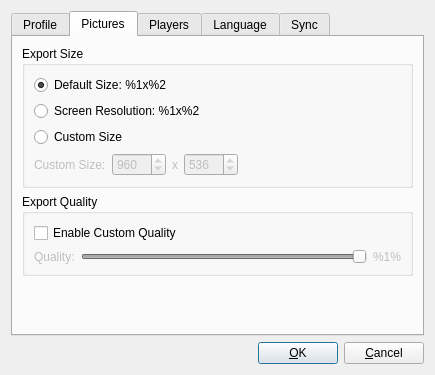
Qt form OptionsDialog.ui (SyDevTeam/gta5view) before a commit.
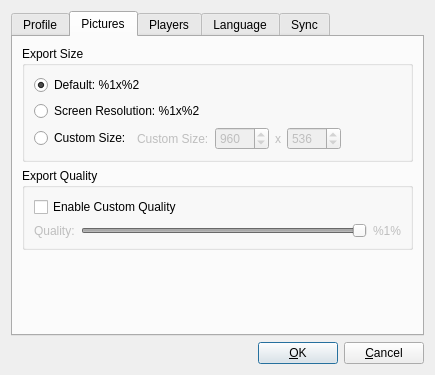
The same form after that commit.

```diff
--- a/OptionsDialog.ui
+++ b/OptionsDialog.ui
@@ -101,7 +101,7 @@
           <item>
            <widget class="QRadioButton" name="rbPicDefaultRes">
             <property name="text">
-             <string>Default Size: %1x%2</string>
+             <string>Default: %1x%2</string>
             </property>
             <property name="checked">
              <bool>true</bool>
@@ -115,15 +115,15 @@
             </property>
            </widget>
           </item>
-          <item>
-           <widget class="QRadioButton" name="rbPicCustomRes">
-            <property name="text">
-             <string>Custom Size</string>
-            </property>
-           </widget>
-          </item>
           <item>
            <layout class="QHBoxLayout" name="hlCustomRes">
+            <item>
+             <widget class="QRadioButton" name="rbPicCustomRes">
+              <property name="text">
+               <string>Custom Size:</string>
+              </property>
+             </widget>
+            </item>
             <item>
              <widget class="QLabel" name="labPicCustomRes">
               <property name="enabled">
```
